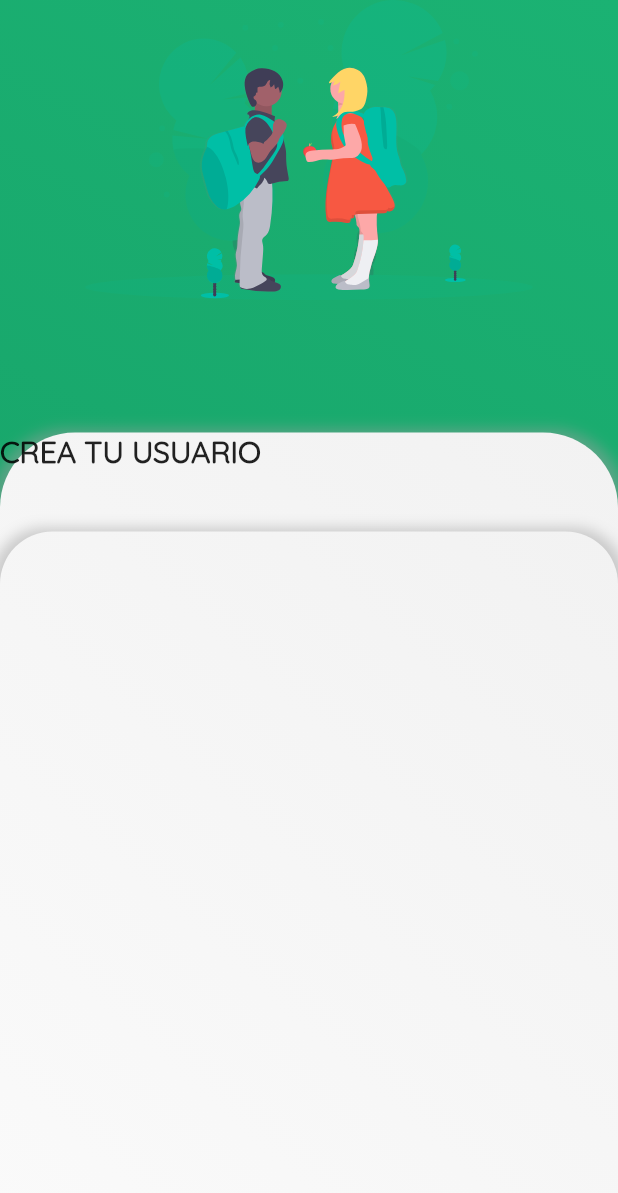
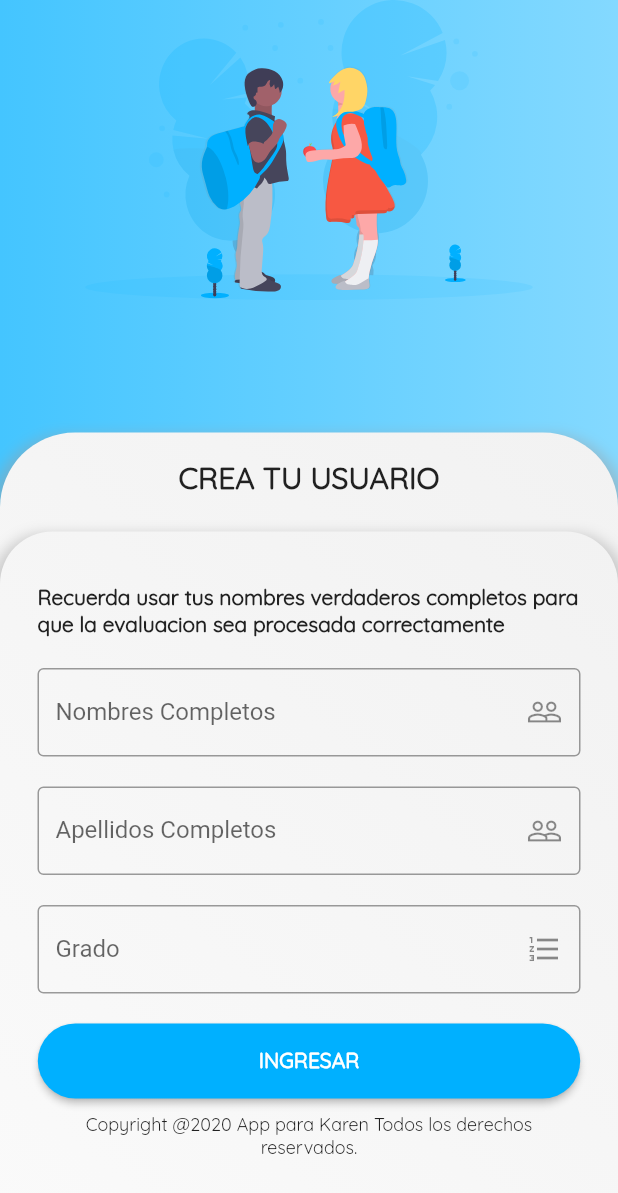
Before and after one commit to MeloGon/QuizApp, a Flutter app: the screen it shows after launch, on a phone screen of 412 x 824 dp. Shown: the top 1193 px of the screen. Run offline on Flutter 3.47's test engine with Material 2 defaults, Android fonts, the phone set to English and light mode, and no system bars; our stand-ins replace flutter_svg.

Commit message:
second commit

```diff
--- a/lib/src/pages/enter_page.dart
+++ b/lib/src/pages/enter_page.dart
@@ -11,43 +11,129 @@ class _EnterPageState extends State<EnterPage> {
   @override
   Widget build(BuildContext context) {
     return Scaffold(
-      body: SafeArea(
-        child: Stack(
+      body: Stack(
         children: [
           backgroundLogin(),
           Container(
             height: 200.0,
             width: double.infinity,
-              child: SvgPicture.asset('assets/images/boys.svg'),
+            child: SvgPicture.asset(
+              'assets/images/studentss.svg',
             ),
+          ),
+          Align(alignment: Alignment.bottomCenter, child: stackTitle()),
           Align(
               alignment: Alignment.bottomCenter,
               child: Stack(
+                children: [
+                  ContainerUpRounded(
+                    ht: 0.57,
+                    raLeft: 35.0,
+                    raRight: 35.0,
+                  ),
+                  Container(
+                    margin: EdgeInsets.symmetric(vertical: 10.0),
+                    padding:
+                        EdgeInsets.only(left: 25.0, right: 25.0, top: 25.0),
+                    height: 410.0,
+                    width: double.infinity,
+                    child: Column(
+                      children: [
+                        Text(
+                          'Recuerda usar tus nombres verdaderos completos para que la evaluacion sea procesada correctamente',
+                          style: TextStyle(
+                              fontFamily: 'quicksand',
+                              fontWeight: FontWeight.w600),
+                        ),
+                        SizedBox(
+                          height: 20.0,
+                        ),
+                        TextField(
+                          decoration: InputDecoration(
+                            suffixIcon: Icon(Icons.people_outline),
+                            border: OutlineInputBorder(),
+                            labelText: 'Nombres Completos',
+                          ),
+                        ),
+                        SizedBox(
+                          height: 20.0,
+                        ),
+                        TextField(
+                          decoration: InputDecoration(
+                            suffixIcon: Icon(Icons.people_outline),
+                            border: OutlineInputBorder(),
+                            labelText: 'Apellidos Completos',
+                          ),
+                        ),
+                        SizedBox(
+                          height: 20.0,
+                        ),
+                        TextField(
+                          decoration: InputDecoration(
+                            suffixIcon: Icon(Icons.format_list_numbered),
+                            border: OutlineInputBorder(),
+                            labelText: 'Grado',
+                          ),
+                        ),
+                        SizedBox(
+                          height: 20.0,
+                        ),
+                        RaisedButton(
+                          onPressed: () {},
+                          child: Container(
+                              height: 50.0,
+                              width: MediaQuery.of(context).size.width * 0.8,
+                              child: Center(
+                                  child: Text(
+                                'INGRESAR',
+                                style: TextStyle(
+                                    color: Colors.white,
+                                    fontFamily: 'quicksand',
+                                    fontWeight: FontWeight.bold),
+                              ))),
+                          shape: StadiumBorder(),
+                          color: Color(0xff00B0FF),
+                        ),
+                        SizedBox(
+                          height: 10.0,
+                        ),
+                        Text(
+                          'Copyright @2020 App para Karen Todos los derechos reservados.',
+                          style: TextStyle(
+                              fontFamily: 'quicksand', fontSize: 12.0),
+                          textAlign: TextAlign.center,
+                        )
+                      ],
+                    ),
+                  )
+                ],
+              )),
+        ],
+      ),
+    );
+  }
+
+  Stack stackTitle() {
+    return Stack(
       children: [
         ContainerUpRounded(
           ht: 0.65,
           raLeft: 50.0,
           raRight: 50.0,
         ),
-                    Text(
+        Container(
+          height: 60.0,
+          alignment: Alignment.center,
+          width: double.infinity,
+          child: Text(
             'CREA TU USUARIO',
             style: TextStyle(
                 fontSize: 20.0,
                 fontFamily: 'quicksand',
                 fontWeight: FontWeight.bold),
           ),
+        ),
       ],
-                )),
-            Align(
-                alignment: Alignment.bottomCenter,
-                child: ContainerUpRounded(
-                  ht: 0.57,
-                  raLeft: 35.0,
-                  raRight: 35.0,
-                )),
-          ],
-        ),
-      ),
     );
   }
 
@@ -57,9 +143,9 @@ class _EnterPageState extends State<EnterPage> {
         height: double.infinity,
         decoration: BoxDecoration(
           gradient: LinearGradient(
-              begin: Alignment.topRight,
-              end: Alignment.bottomLeft,
-              colors: [Color(0xff1BB273), Color(0xff169D65)]),
+              begin: Alignment.topLeft,
+              end: Alignment.topRight,
+              colors: [Color(0xff44C5FF), Color(0xff84D9FF)]),
         ));
   }
 }
--- a/lib/src/widgets/header_widget.dart
+++ b/lib/src/widgets/header_widget.dart
@@ -18,7 +18,7 @@ class ContainerUpRounded extends StatelessWidget {
               color: Colors.grey.withOpacity(0.5),
               spreadRadius: 5,
               blurRadius: 7,
-              offset: Offset(0, 3), // changes position of shadow
+              offset: Offset(0, 7), // changes position of shadow
             ),
           ],
           gradient: LinearGradient(
```
Also changed, not shown: assets/images/studentss.svg (added). Lines whose indentation alone changed are shown as unchanged.
